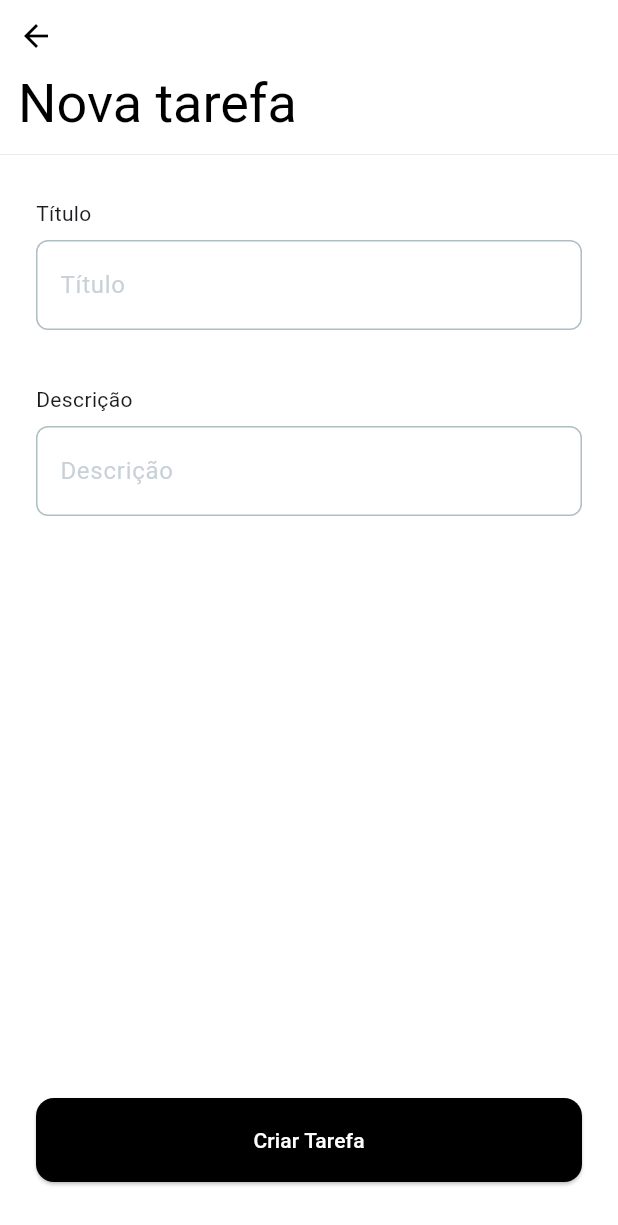
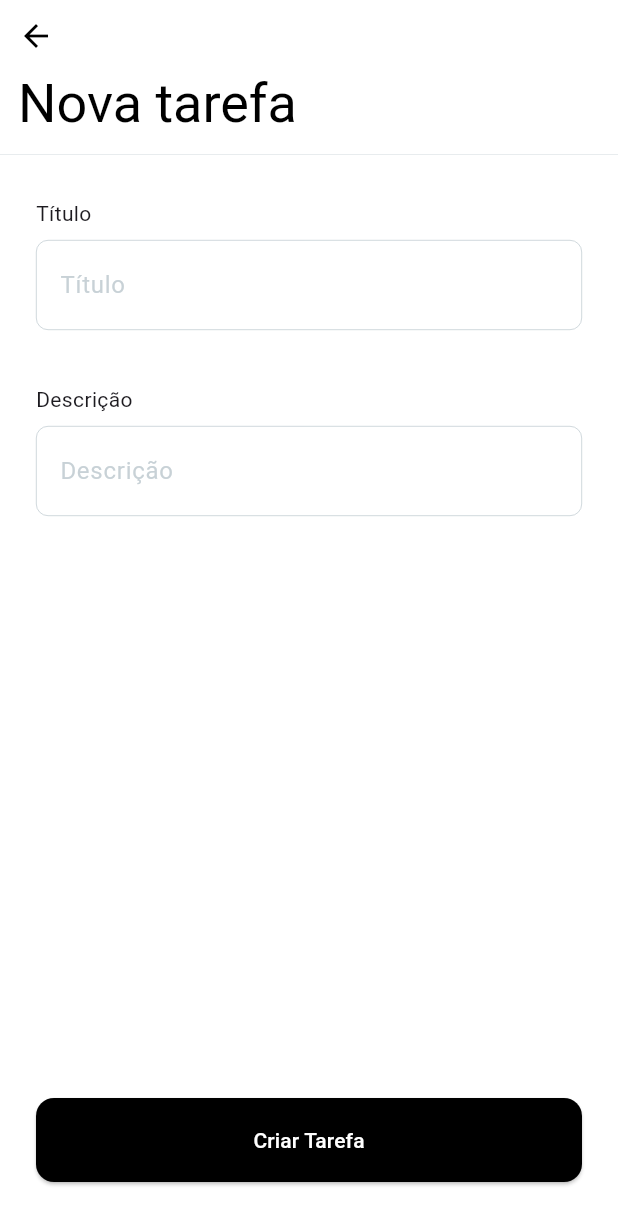
Before and after one commit to savioluis/cumpri, a Flutter app: the screen it shows after launch, after a tap on the "add" icon, on a phone screen of 412 x 824 dp. Shown: the top 1225 px of the screen. Run offline on Flutter 3.47's test engine with Material 3 defaults, Android fonts, the light colour scheme and no system bars; our stand-ins replace flutter_mobx, mobx; generated files the repository leaves out were written again.

Commit message:
refactor: update border width for InputDecorationTheme in text field themes

```diff
--- a/lib/core/theme/text_field/text_field_theme_data.dart
+++ b/lib/core/theme/text_field/text_field_theme_data.dart
@@ -14,29 +14,29 @@ class TextFieldThemeData {
       hintStyle: TextStyle(fontSize: 16, color: AppColors.lightGrey.withOpacity(0.5)),
       focusedBorder: const OutlineInputBorder(
         borderRadius: BorderRadius.all(Radius.circular(8)),
-        borderSide: BorderSide(width: 1, color: AppColors.primary),
+        borderSide: BorderSide(width: 0.4, color: AppColors.primary),
       ),
       disabledBorder: const OutlineInputBorder(
         borderRadius: BorderRadius.all(Radius.circular(8)),
-        borderSide: BorderSide(width: 1, color: Colors.orange),
+        borderSide: BorderSide(width: 0.4, color: Colors.orange),
       ),
       enabledBorder: const OutlineInputBorder(
         borderRadius: BorderRadius.all(Radius.circular(8)),
-        borderSide: BorderSide(width: 1, color: AppColors.lightGrey),
+        borderSide: BorderSide(width: 0.4, color: AppColors.lightGrey),
       ),
       border: const OutlineInputBorder(
         borderRadius: BorderRadius.all(Radius.circular(8)),
         borderSide: BorderSide(
-          width: 1,
+          width: 0.4,
         ),
       ),
       errorBorder: const OutlineInputBorder(
         borderRadius: BorderRadius.all(Radius.circular(8)),
-        borderSide: BorderSide(width: 1, color: AppColors.error),
+        borderSide: BorderSide(width: 0.4, color: AppColors.error),
       ),
       focusedErrorBorder: const OutlineInputBorder(
         borderRadius: BorderRadius.all(Radius.circular(8)),
-        borderSide: BorderSide(width: 1, color: AppColors.error),
+        borderSide: BorderSide(width: 0.4, color: AppColors.error),
       ),
     );
   }
@@ -51,29 +51,29 @@ class TextFieldThemeData {
       contentPadding: const EdgeInsets.symmetric(horizontal: 12 , vertical: 18),
       focusedBorder: const OutlineInputBorder(
         borderRadius: BorderRadius.all(Radius.circular(8)),
-        borderSide: BorderSide(width: 1, color: AppColors.darkPrimary),
+        borderSide: BorderSide(width: 0.4, color: AppColors.darkPrimary),
       ),
       disabledBorder: const OutlineInputBorder(
         borderRadius: BorderRadius.all(Radius.circular(8)),
-        borderSide: BorderSide(width: 1, color: Colors.orange),
+        borderSide: BorderSide(width: 0.4, color: Colors.orange),
       ),
       enabledBorder: const OutlineInputBorder(
         borderRadius: BorderRadius.all(Radius.circular(8)),
-        borderSide: BorderSide(width: 1, color: AppColors.darkLightGrey),
+        borderSide: BorderSide(width: 0.4, color: AppColors.darkLightGrey),
       ),
       border: const OutlineInputBorder(
         borderRadius: BorderRadius.all(Radius.circular(8)),
         borderSide: BorderSide(
-          width: 1,
+          width: 0.4,
         ),
       ),
       errorBorder: const OutlineInputBorder(
         borderRadius: BorderRadius.all(Radius.circular(8)),
-        borderSide: BorderSide(width: 1, color: AppColors.darkError),
+        borderSide: BorderSide(width: 0.4, color: AppColors.darkError),
       ),
       focusedErrorBorder: const OutlineInputBorder(
         borderRadius: BorderRadius.all(Radius.circular(8)),
-        borderSide: BorderSide(width: 1, color: AppColors.darkError),
+        borderSide: BorderSide(width: 0.4, color: AppColors.darkError),
       ),
     );
   }
```
